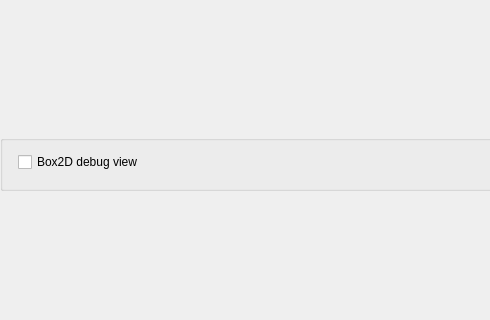
Kalean75/Wildlife_app, file view.ui: the form before one commit; both pictures show x 0 to 490 and y 197 to 517 of the 1280 by 720 pixel window.
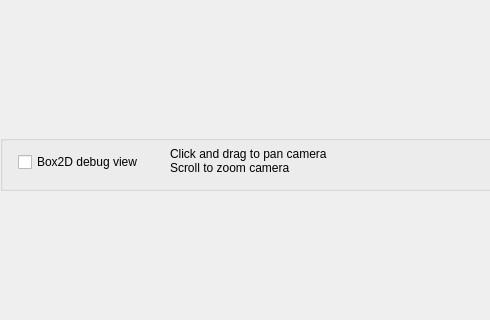
The form after the commit.

Commit message: Add camera functions, zooming and panning via mouse

Patch:
```diff
--- a/view.ui
+++ b/view.ui
@@ -89,6 +89,20 @@
           <string>Box2D debug view</string>
          </property>
         </widget>
+        <widget class="QLabel" name="cameraControlLabel">
+         <property name="geometry">
+          <rect>
+           <x>170</x>
+           <y>0</y>
+           <width>161</width>
+           <height>51</height>
+          </rect>
+         </property>
+         <property name="text">
+          <string>Click and drag to pan camera
+Scroll to zoom camera</string>
+         </property>
+        </widget>
        </widget>
       </item>
      </layout>
```
The commit also changes 3 other files.
